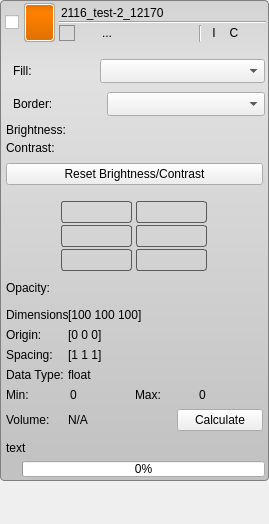
Old version of the form src/Interface/AppInterface/LayerWidget.ui in the repository SCIInstitute/Seg3D.
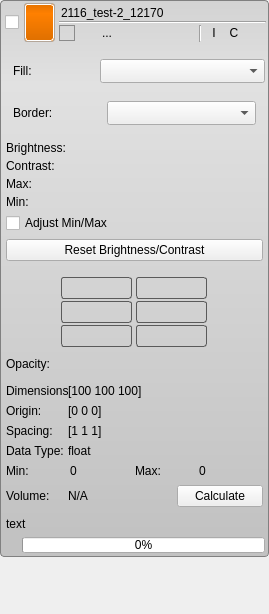
New version of the form. Icons and pictures are not drawn. Custom widgets are drawn as their Qt base class.

The edit to the form file:
```diff
--- a/src/Interface/AppInterface/LayerWidget.ui
+++ b/src/Interface/AppInterface/LayerWidget.ui
@@ -7,7 +7,7 @@
     <x>0</x>
     <y>0</y>
     <width>269</width>
-    <height>524</height>
+    <height>614</height>
    </rect>
   </property>
   <property name="mouseTracking">
@@ -851,6 +851,7 @@
           </widget>
          </item>
          <item>
+          <widget class="QWidget" name="border_" native="true">
           <layout class="QHBoxLayout" name="horizontalLayout_12">
            <property name="spacing">
             <number>4</number>
@@ -888,6 +889,7 @@
             </widget>
            </item>
           </layout>
+          </widget>
          </item>
          <item>
           <widget class="QWidget" name="bright_contrast_" native="true">
@@ -966,6 +968,57 @@
               </layout>
              </widget>
             </item>
+            <item>
+             <widget class="QWidget" name="display_max_" native="true">
+              <layout class="QVBoxLayout" name="verticalLayout_14">
+               <property name="spacing">
+                <number>2</number>
+               </property>
+               <property name="margin">
+                <number>0</number>
+               </property>
+               <item>
+                <widget class="QLabel" name="label_4">
+                 <property name="text">
+                  <string>Max:</string>
+                 </property>
+                </widget>
+               </item>
+               <item>
+                <widget class="QtUtils::QtSliderDoubleCombo" name="display_max_adjuster_" native="true"/>
+               </item>
+              </layout>
+             </widget>
+            </item>
+            <item>
+             <widget class="QWidget" name="display_min_" native="true">
+              <layout class="QVBoxLayout" name="verticalLayout_15">
+               <property name="spacing">
+                <number>2</number>
+               </property>
+               <property name="margin">
+                <number>0</number>
+               </property>
+               <item>
+                <widget class="QLabel" name="label_6">
+                 <property name="text">
+                  <string>Min:</string>
+                 </property>
+                </widget>
+               </item>
+               <item>
+                <widget class="QtUtils::QtSliderDoubleCombo" name="display_min_adjuster_" native="true"/>
+               </item>
+              </layout>
+             </widget>
+            </item>
+            <item>
+             <widget class="QCheckBox" name="adjust_minmax_checkbox_">
+              <property name="text">
+               <string>Adjust Min/Max</string>
+              </property>
+             </widget>
+            </item>
             <item>
              <widget class="QWidget" name="widget_4" native="true">
               <property name="minimumSize">
```
Left out of the diff: 4 changed lines with no effect on the pictures. Lines whose indentation alone changed are shown as unchanged.
